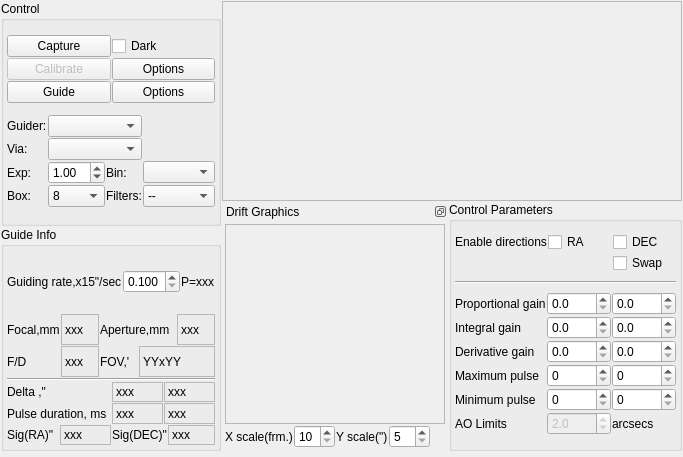
Above: kstars/ekos/guide/guide.ui from KDE/kstars before the change. Below: the same form after it.
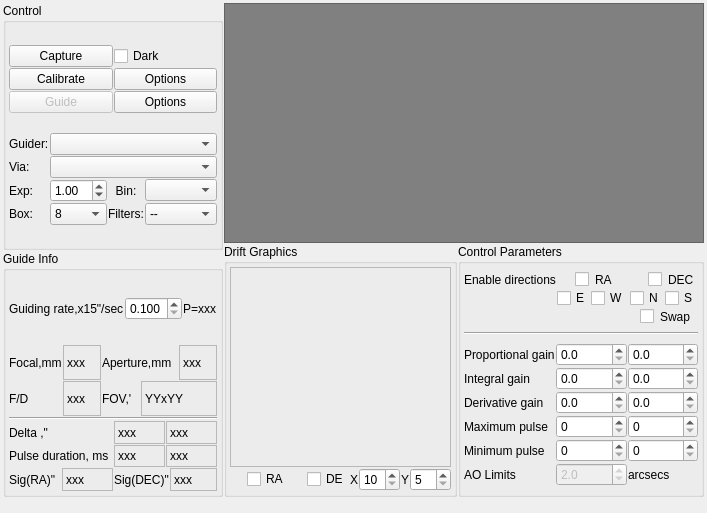
That is the form after the change. Custom widgets are drawn as their Qt base class.

Commit message: More progress on migrating guide stuff

```diff
--- a/kstars/ekos/guide/guide.ui
+++ b/kstars/ekos/guide/guide.ui
@@ -6,8 +6,8 @@
    <rect>
     <x>0</x>
     <y>0</y>
-    <width>683</width>
-    <height>457</height>
+    <width>694</width>
+    <height>513</height>
    </rect>
   </property>
   <layout class="QVBoxLayout" name="verticalLayout_5">
@@ -15,16 +15,16 @@
     <number>1</number>
    </property>
    <property name="leftMargin">
-    <number>1</number>
+    <number>3</number>
    </property>
    <property name="topMargin">
-    <number>1</number>
+    <number>3</number>
    </property>
    <property name="rightMargin">
-    <number>1</number>
+    <number>3</number>
    </property>
    <property name="bottomMargin">
-    <number>1</number>
+    <number>3</number>
    </property>
    <item>
     <layout class="QHBoxLayout" name="mainLayout">
@@ -82,7 +82,7 @@
             <item row="1" column="0">
              <widget class="QPushButton" name="calibrationB">
               <property name="enabled">
-               <bool>false</bool>
+               <bool>true</bool>
               </property>
               <property name="text">
                <string>Calibrate</string>
@@ -98,6 +98,9 @@
             </item>
             <item row="2" column="0">
              <widget class="QPushButton" name="guideB">
+              <property name="enabled">
+               <bool>false</bool>
+              </property>
               <property name="text">
                <string>Guide</string>
               </property>
@@ -124,9 +127,6 @@
               </property>
              </widget>
             </item>
-            <item row="0" column="1" colspan="2">
-             <widget class="QComboBox" name="guiderCombo"/>
-            </item>
             <item row="1" column="0">
              <widget class="QLabel" name="label_2">
               <property name="toolTip">
@@ -137,9 +137,6 @@
               </property>
              </widget>
             </item>
-            <item row="1" column="1" colspan="2">
-             <widget class="QComboBox" name="ST4Combo"/>
-            </item>
             <item row="2" column="0">
              <widget class="QLabel" name="label_3">
               <property name="toolTip">
@@ -168,6 +165,9 @@
               <property name="text">
                <string>Bin:</string>
               </property>
+              <property name="alignment">
+               <set>Qt::AlignCenter</set>
+              </property>
              </widget>
             </item>
             <item row="2" column="3">
@@ -231,6 +231,12 @@
               </item>
              </widget>
             </item>
+            <item row="0" column="1" colspan="3">
+             <widget class="QComboBox" name="guiderCombo"/>
+            </item>
+            <item row="1" column="1" colspan="3">
+             <widget class="QComboBox" name="ST4Combo"/>
+            </item>
            </layout>
           </item>
          </layout>
@@ -581,45 +587,42 @@
      </item>
      <item>
       <layout class="QVBoxLayout" name="rightLayout">
-       <property name="spacing">
-        <number>1</number>
-       </property>
        <item>
-        <widget class="QFrame" name="guideFrame">
+        <widget class="FITSView" name="guideView">
          <property name="minimumSize">
           <size>
-           <width>200</width>
-           <height>200</height>
+           <width>320</width>
+           <height>240</height>
           </size>
          </property>
-         <property name="frameShape">
-          <enum>QFrame::StyledPanel</enum>
+         <property name="styleSheet">
+          <string notr="true">background-color:gray;</string>
          </property>
-         <property name="frameShadow">
-          <enum>QFrame::Raised</enum>
+         <property name="sizeAdjustPolicy">
+          <enum>QAbstractScrollArea::AdjustToContentsOnFirstShow</enum>
          </property>
+         <property name="widgetResizable">
+          <bool>true</bool>
+         </property>
+         <widget class="QWidget" name="scrollAreaWidgetContents_2">
+          <property name="geometry">
+           <rect>
+            <x>0</x>
+            <y>0</y>
+            <width>462</width>
+            <height>238</height>
+           </rect>
+          </property>
+         </widget>
         </widget>
        </item>
        <item>
-        <layout class="QHBoxLayout" name="horizontalLayout_7">
-         <property name="spacing">
-          <number>1</number>
-         </property>
+        <layout class="QHBoxLayout" name="horizontalLayout_9">
          <item>
-          <widget class="QDockWidget" name="dockWidget">
-           <property name="minimumSize">
-            <size>
-             <width>225</width>
-             <height>247</height>
-            </size>
-           </property>
-           <property name="features">
-            <set>QDockWidget::DockWidgetFloatable|QDockWidget::DockWidgetMovable</set>
-           </property>
-           <property name="windowTitle">
+          <widget class="QGroupBox" name="draftGraphicsGroup">
+           <property name="title">
             <string>Drift Graphics</string>
            </property>
-           <widget class="QWidget" name="dockWidgetContents">
             <layout class="QVBoxLayout" name="verticalLayout_2">
              <property name="spacing">
               <number>1</number>
@@ -639,7 +642,7 @@
              <item>
               <widget class="QFrame" name="frame_Graph">
                <property name="sizePolicy">
-                <sizepolicy hsizetype="Fixed" vsizetype="Fixed">
+               <sizepolicy hsizetype="Preferred" vsizetype="Preferred">
                  <horstretch>0</horstretch>
                  <verstretch>0</verstretch>
                 </sizepolicy>
@@ -652,8 +655,14 @@
                </property>
                <property name="maximumSize">
                 <size>
-                 <width>500</width>
-                 <height>500</height>
+                <width>16777215</width>
+                <height>16777215</height>
+               </size>
+              </property>
+              <property name="sizeIncrement">
+               <size>
+                <width>50</width>
+                <height>50</height>
                 </size>
                </property>
                <property name="baseSize">
@@ -672,10 +681,65 @@
              </item>
              <item>
               <layout class="QHBoxLayout" name="horizontalLayout_6">
+              <property name="spacing">
+               <number>1</number>
+              </property>
+              <item>
+               <widget class="QLabel" name="RADriftLabel">
+                <property name="minimumSize">
+                 <size>
+                  <width>16</width>
+                  <height>16</height>
+                 </size>
+                </property>
+                <property name="maximumSize">
+                 <size>
+                  <width>16</width>
+                  <height>16</height>
+                 </size>
+                </property>
+                <property name="text">
+                 <string/>
+                </property>
+               </widget>
+              </item>
+              <item>
+               <widget class="QCheckBox" name="RADriftEnableC">
+                <property name="text">
+                 <string>RA</string>
+                </property>
+               </widget>
+              </item>
+              <item>
+               <widget class="QLabel" name="DEDriftLabel">
+                <property name="minimumSize">
+                 <size>
+                  <width>16</width>
+                  <height>16</height>
+                 </size>
+                </property>
+                <property name="maximumSize">
+                 <size>
+                  <width>16</width>
+                  <height>16</height>
+                 </size>
+                </property>
+                <property name="text">
+                 <string/>
+                </property>
+               </widget>
+              </item>
+              <item>
+               <widget class="QCheckBox" name="DEDriftEnableC">
+                <property name="text">
+                 <string>DE</string>
+                </property>
+               </widget>
+              </item>
                <item>
                 <widget class="QLabel" name="l_1">
                  <property name="text">
-                  <string>X scale(frm.)</string>
+                 <string>X</string>
                  </property>
                  <property name="margin">
                   <number>0</number>
@@ -692,7 +756,7 @@
                <item>
                 <widget class="QLabel" name="l_2">
                  <property name="text">
-                  <string>Y scale(&quot;)</string>
+                 <string>Y</string>
                  </property>
                 </widget>
                </item>
@@ -729,7 +793,6 @@
              </item>
             </layout>
            </widget>
-          </widget>
          </item>
          <item>
           <widget class="QGroupBox" name="controlGroup">
@@ -738,7 +801,7 @@
            </property>
            <layout class="QVBoxLayout" name="verticalLayout_3">
             <property name="spacing">
-             <number>1</number>
+             <number>3</number>
             </property>
             <property name="leftMargin">
              <number>3</number>
@@ -757,18 +820,14 @@
               <property name="spacing">
                <number>1</number>
               </property>
-              <item row="1" column="2">
-               <widget class="QCheckBox" name="swapCheck">
-                <property name="toolTip">
-                 <string>Swap DEC direction pulses. This value is determined automatically from the calibration procedure, only override if necessary.</string>
-                </property>
-                <property name="text">
-                 <string>Swap</string>
-                </property>
-               </widget>
-              </item>
               <item row="0" column="2">
                <widget class="QCheckBox" name="checkBox_DirDEC">
+                <property name="toolTip">
+                 <string>Guide Declination Axis</string>
+                </property>
+                <property name="styleSheet">
+                 <string notr="true">margin-left:18;</string>
+                </property>
                 <property name="text">
                  <string>DEC</string>
                 </property>
@@ -781,13 +840,86 @@
                 </property>
                </widget>
               </item>
+              <item row="1" column="1">
+               <layout class="QHBoxLayout" name="horizontalLayout_7">
+                <property name="spacing">
+                 <number>1</number>
+                </property>
+                <item>
+                 <widget class="QCheckBox" name="eastControlCheck">
+                  <property name="toolTip">
+                   <string>East Direction Guiding</string>
+                  </property>
+                  <property name="text">
+                   <string>E</string>
+                  </property>
+                 </widget>
+                </item>
+                <item>
+                 <widget class="QCheckBox" name="westControlCheck">
+                  <property name="toolTip">
+                   <string>West Direction Guiding</string>
+                  </property>
+                  <property name="text">
+                   <string>W</string>
+                  </property>
+                 </widget>
+                </item>
+               </layout>
+              </item>
               <item row="0" column="1">
                <widget class="QCheckBox" name="checkBox_DirRA">
+                <property name="toolTip">
+                 <string>Guide Right Ascention Axis</string>
+                </property>
+                <property name="styleSheet">
+                 <string notr="true">margin-left:18;</string>
+                </property>
                 <property name="text">
                  <string>RA</string>
                 </property>
                </widget>
               </item>
+              <item row="1" column="2">
+               <layout class="QHBoxLayout" name="horizontalLayout_8">
+                <property name="spacing">
+                 <number>1</number>
+                </property>
+                <item>
+                 <widget class="QCheckBox" name="northControlCheck">
+                  <property name="toolTip">
+                   <string>North Direction Guiding</string>
+                  </property>
+                  <property name="text">
+                   <string>N</string>
+                  </property>
+                 </widget>
+                </item>
+                <item>
+                 <widget class="QCheckBox" name="southControlCheck">
+                  <property name="toolTip">
+                   <string>South Direction Guiding</string>
+                  </property>
+                  <property name="text">
+                   <string>S</string>
+                  </property>
+                 </widget>
+                </item>
+               </layout>
+              </item>
+              <item row="2" column="2">
+               <widget class="QCheckBox" name="swapCheck">
+                <property name="toolTip">
+                 <string>Swap DEC direction pulses. This value is determined automatically from the calibration procedure, only override if necessary.</string>
+                </property>
+                <property name="styleSheet">
+                 <string notr="true">margin-left:10;</string>
+                </property>
+                <property name="text">
+                 <string>Swap</string>
+                </property>
+               </widget>
+              </item>
              </layout>
             </item>
             <item>
@@ -995,6 +1127,14 @@
   <zorder></zorder>
   <zorder>frame_Graph</zorder>
  </widget>
+ <customwidgets>
+  <customwidget>
+   <class>FITSView</class>
+   <extends>QScrollArea</extends>
+   <header>fitsview.h</header>
+   <container>1</container>
+  </customwidget>
+ </customwidgets>
  <resources/>
  <connections/>
 </ui>
```
Left out of the diff: 15 changed lines with no effect on the pictures. Lines whose indentation alone changed are shown as unchanged. The commit also changes 16 other files.
